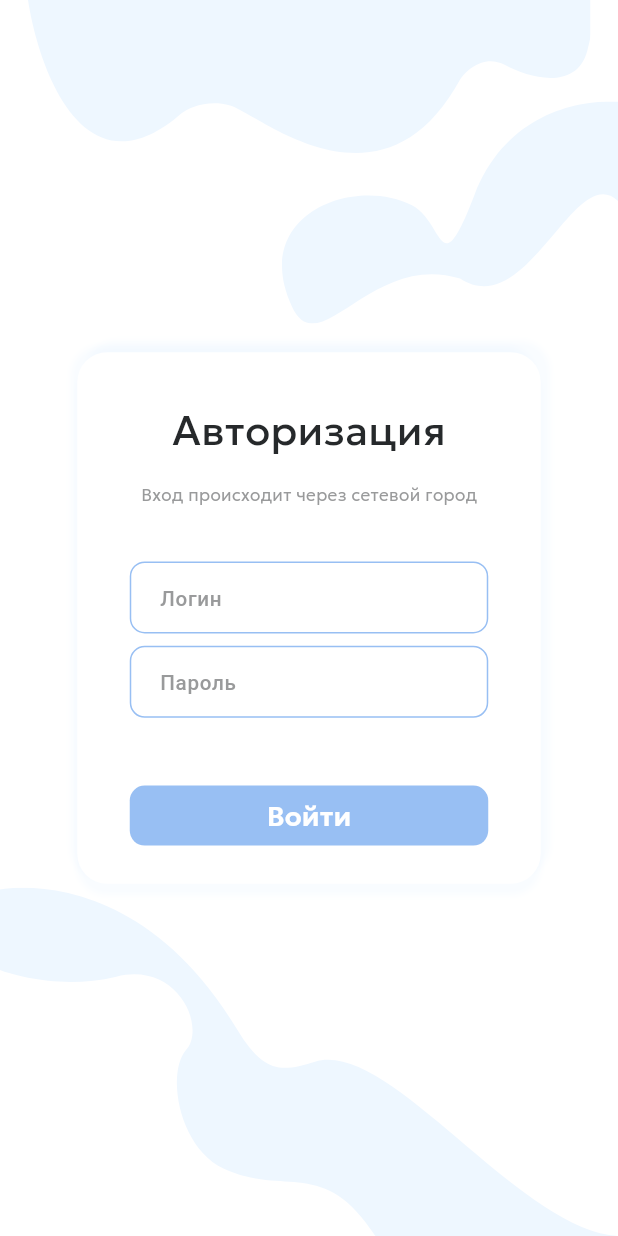
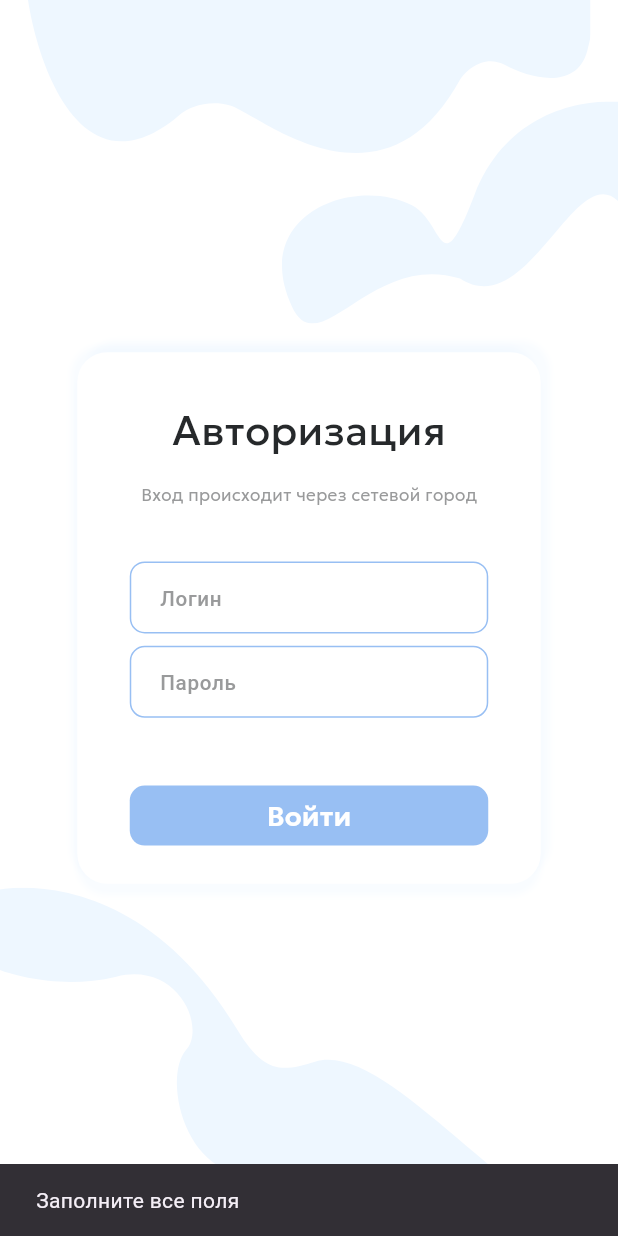
Before and after one commit to Bogdan-Taran/Fluorography-application, a Flutter app: the screen it shows after launch, after a tap on "Войти", on a phone screen of 412 x 824 dp. Run offline on Flutter 3.47's test engine with Material 3 defaults, Android fonts, the phone set to English and light mode, and no system bars; our stand-ins replace flutter_svg, shared_preferences; project files that could hold a hidden picture were left out.

Commit message:
API integrated to login screen

```diff
--- a/phone_application/lib/screens/login.dart
+++ b/phone_application/lib/screens/login.dart
@@ -19,6 +19,7 @@ class _LoginState extends State<Login> {
   TextEditingController loginController = TextEditingController();
   TextEditingController passwordController = TextEditingController();
   bool _isLoading = false;
+
 
   Future<void> _login() async{
     final login = loginController.text.trim();
@@ -311,7 +312,6 @@ class _LoginState extends State<Login> {
                       Padding(
                         padding: EdgeInsets.symmetric(horizontal: 35),
                         child: ElevatedButton(
-                          onPressed: () {},
                           style: ButtonStyle(
                             elevation: WidgetStateProperty.resolveWith<double>((
                               Set<WidgetState> states,
@@ -351,8 +351,11 @@ class _LoginState extends State<Login> {
                               ),
                             ),
                           ),
-
-                          child: Text(
+                          onPressed: _isLoading ? null : _login,
+                          child:
+                              _isLoading
+                            ? const CircularProgressIndicator(color: Colors.white,)
+                            : Text(
                             'Войти',
                             style: TextStyle(
                               fontSize: ResponsiveSizes.getFontSizeMedium(
--- a/phone_application/pubspec.yaml
+++ b/phone_application/pubspec.yaml
@@ -38,7 +38,7 @@ dependencies:
   cupertino_icons: ^1.0.8
   flutter_svg: ^2.0.5
   http: ^1.1.0
-  shared_preferences: ^2.3.2
+  shared_preferences: ^2.0.0
 
 dev_dependencies:
   flutter_test:
```
Also changed, not shown: phone_application/pubspec.lock, 2 other files.
